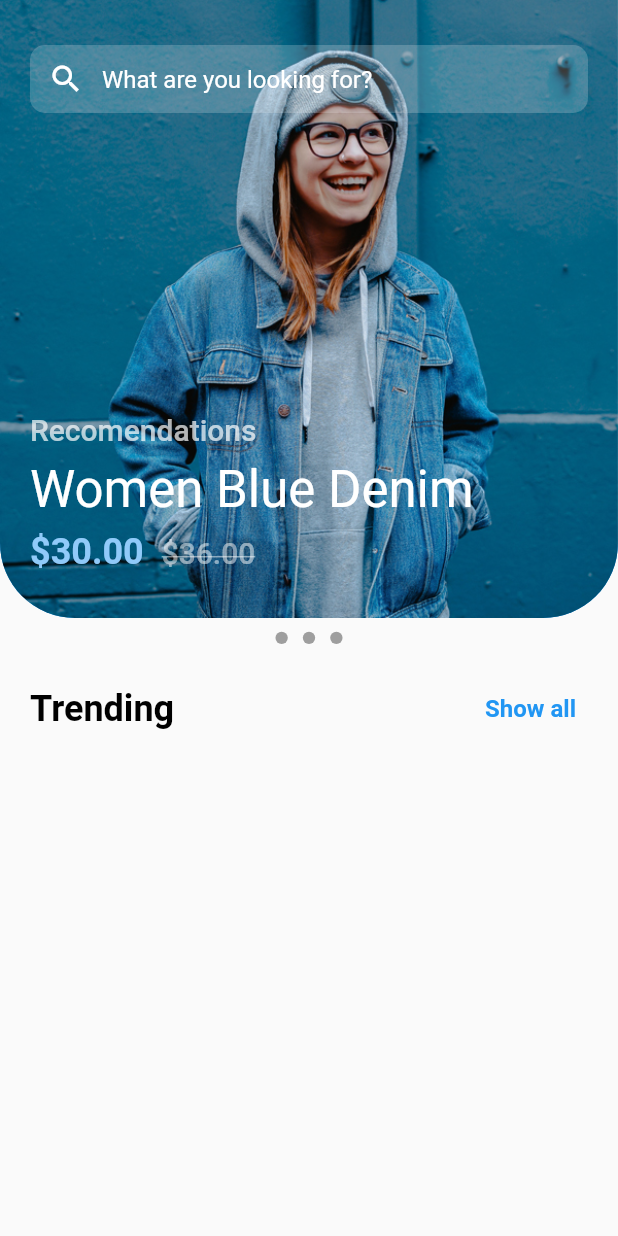
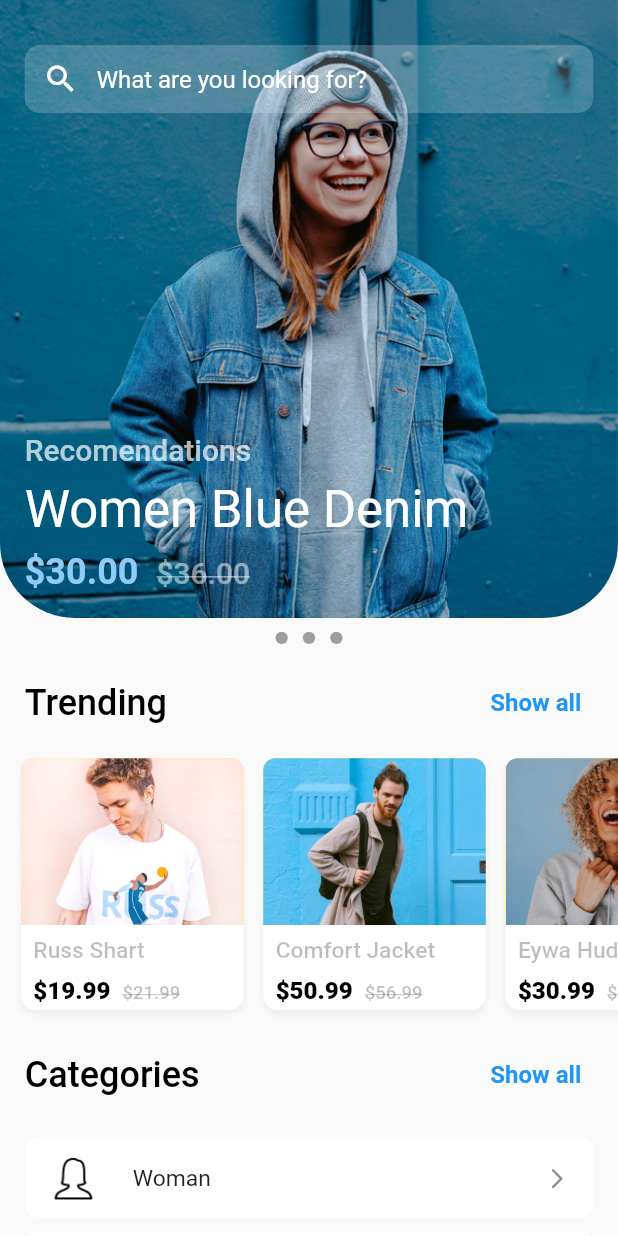
Before and after one commit to shakhboz-dot/getx_responsive_flutter, a Flutter app: the screen it shows after launch, on a phone screen of 412 x 824 dp. Run offline on Flutter 3.47's test engine with Material 2 defaults, Android fonts, the phone set to English and light mode, and no system bars; our stand-ins replace get.

Commit message:
Home page

```diff
--- /dev/null
+++ b/lib/constant/categories_list.dart
@@ -0,0 +1,12 @@
+const List<Map<String, dynamic>> category = [
+  {
+    "gender": "Woman",
+    "count": 728,
+    "image": "assets/users/woman.png",
+  },
+  {
+    "gender": "Man",
+    "count": 536,
+    "image": "assets/users/man.png",
+  },
+];
--- /dev/null
+++ b/lib/constant/clothe_list.dart
@@ -0,0 +1,20 @@
+const List<Map<String, dynamic>> clothes = [
+  {
+    "name": "Russ Shart",
+    "image": "assets/images/first.jpg",
+    "newPrice": "\$19.99",
+    "oldPrice": "\$21.99",
+  },
+  {
+    "name": "Comfort Jacket",
+    "image": "assets/images/second.jpg",
+    "newPrice": "\$50.99",
+    "oldPrice": "\$56.99",
+  },
+  {
+    "name": "Eywa Hudi",
+    "image": "assets/images/third.jpg",
+    "newPrice": "\$30.99",
+    "oldPrice": "\$41.99",
+  },
+];
--- /dev/null
+++ b/lib/screens/built/build_row.dart
@@ -0,0 +1,47 @@
+import 'package:flutter/material.dart';
+import 'package:get/get_utils/src/extensions/context_extensions.dart';
+
+class BuildRow extends StatelessWidget {
+  String? title;
+  String? leading;
+  double horizontal;
+  double vertical;
+  BuildRow({
+    Key? key,
+    this.title,
+    this.leading,
+    required this.horizontal,
+    required this.vertical,
+  }) : super(key: key);
+
+  @override
+  Widget build(BuildContext context) {
+    return Padding(
+      padding: EdgeInsets.symmetric(
+          horizontal: context.width * horizontal,
+          vertical: context.width * vertical),
+      child: Row(
+        mainAxisAlignment: MainAxisAlignment.spaceBetween,
+        children: [
+          Text(
+            title!,
+            style: Theme.of(context)
+                .textTheme
+                .headline5!
+                .copyWith(color: Colors.black, fontWeight: FontWeight.w500),
+          ),
+          TextButton(
+            onPressed: () {},
+            child: Text(
+              leading!,
+              style: Theme.of(context)
+                  .textTheme
+                  .subtitle1!
+                  .copyWith(fontWeight: FontWeight.bold, color: Colors.blue),
+            ),
+          )
+        ],
+      ),
+    );
+  }
+}
--- a/lib/screens/home/home.dart
+++ b/lib/screens/home/home.dart
@@ -1,6 +1,12 @@
 import 'package:flutter/cupertino.dart';
 import 'package:flutter/material.dart';
+import 'package:getx_final/constant/categories_list.dart';
+import 'package:getx_final/constant/clothe_list.dart';
+import 'package:getx_final/screens/built/build_row.dart';
+import 'package:getx_final/screens/secondary/category_list.dart';
+import 'package:getx_final/screens/secondary/clothes_list.dart';
 import 'package:getx_final/screens/secondary/recommendations.dart';
+import 'package:get/get.dart';
 
 class Home extends StatelessWidget {
   const Home({Key? key}) : super(key: key);
@@ -30,38 +36,21 @@ class Home extends StatelessWidget {
                 )
               ],
             ),
-            Padding(
-              padding:
-                  const EdgeInsets.symmetric(horizontal: 20.0, vertical: 10.0),
-              child: Row(
-                mainAxisAlignment: MainAxisAlignment.spaceBetween,
-                children: [
-                  Text(
-                    'Trending',
-                    style: Theme.of(context).textTheme.headline5!.copyWith(
-                        color: Colors.black, fontWeight: FontWeight.bold),
-                  ),
-                  TextButton(
-                    onPressed: () {},
-                    child: Text(
-                      'Show all',
-                      style: Theme.of(context).textTheme.subtitle1!.copyWith(
-                          fontWeight: FontWeight.bold, color: Colors.blue),
-                    ),
-                  )
-                ],
-              ),
+            BuildRow(
+                title: 'Trending',
+                leading: 'Show all',
+                horizontal: 0.04,
+                vertical: 0.015),
+            SizedBox(
+              height: context.height * 0.22,
+              child: const ClothesList(),
             ),
-            Container(
-              height: MediaQuery.of(context).size.height * 0.2,
-              // child: ListView.builder(
-              //   itemBuilder: (context, index) {
-              //     return Container(
-              //       color: Colors.green,
-              //     );
-              //   },
-              // ),
-            )
+            BuildRow(
+                title: 'Categories',
+                leading: 'Show all',
+                horizontal: 0.04,
+                vertical: 0.03),
+            const CategoryList()
           ],
         ),
       ),
--- /dev/null
+++ b/lib/screens/secondary/category_list.dart
@@ -0,0 +1,40 @@
+import 'package:flutter/material.dart';
+import 'package:get/get_utils/src/extensions/context_extensions.dart';
+import 'package:getx_final/constant/categories_list.dart';
+
+class CategoryList extends StatelessWidget {
+  const CategoryList({Key? key}) : super(key: key);
+
+  @override
+  Widget build(BuildContext context) {
+    return Column(
+      children: [
+        ...List.generate(
+          2,
+          (index) => Container(
+            alignment: Alignment.center,
+            margin: EdgeInsets.symmetric(
+                horizontal: context.width * 0.04,
+                vertical: context.height * 0.006),
+            height: context.height * 0.065,
+            decoration: BoxDecoration(
+                color: Colors.white,
+                borderRadius: BorderRadius.circular(context.height * 0.01)),
+            child: ListTile(
+              leading: Image.asset(
+                category[index]['image'],
+                height: context.height * 0.04,
+              ),
+              title: Text(category[index]['gender'],
+                  style: TextStyle(fontSize: context.width * 0.037)),
+              trailing: Icon(
+                Icons.arrow_forward_ios_rounded,
+                size: context.width * 0.04,
+              ),
+            ),
+          ),
+        ),
+      ],
+    );
+  }
+}
--- /dev/null
+++ b/lib/screens/secondary/clothes_list.dart
@@ -0,0 +1,86 @@
+import 'package:flutter/material.dart';
+import 'package:get/get_utils/src/extensions/context_extensions.dart';
+import 'package:getx_final/constant/clothe_list.dart';
+
+class ClothesList extends StatelessWidget {
+  const ClothesList({Key? key}) : super(key: key);
+
+  @override
+  Widget build(BuildContext context) {
+    return ListView.builder(
+      scrollDirection: Axis.horizontal,
+      padding: EdgeInsets.symmetric(horizontal: context.width * 0.018),
+      itemBuilder: (context, index) {
+        return Container(
+          margin: EdgeInsets.all(context.width * 0.016),
+          width: context.width * 0.36,
+          decoration: BoxDecoration(
+            borderRadius: BorderRadius.circular(10.0),
+            color: Colors.white,
+            boxShadow: [
+              BoxShadow(
+                color: Colors.black12.withOpacity(0.05),
+                blurRadius: 3.0,
+                offset: const Offset(0, 3.0),
+              )
+            ],
+          ),
+          child: Column(
+            crossAxisAlignment: CrossAxisAlignment.start,
+            children: [
+              Container(
+                height: context.height * 0.135,
+                decoration: BoxDecoration(
+                  image: DecorationImage(
+                    image: AssetImage(clothes[index]['image']),
+                    fit: BoxFit.cover
+                  ),
+                  color: Colors.yellow,
+                  borderRadius: BorderRadius.only(
+                    topLeft: Radius.circular(context.height * 0.01),
+                    topRight: Radius.circular(context.height * 0.01),
+                  ),
+                ),
+              ),
+              Padding(
+                padding: EdgeInsets.all(context.width * 0.02),
+                child: Text(
+                  clothes[index]['name'],
+                  style: TextStyle(
+                      fontSize: context.width * 0.037,
+                      color: Colors.black26,
+                      fontWeight: FontWeight.w500),
+                ),
+              ),
+              Padding(
+                padding: EdgeInsets.symmetric(horizontal: context.width * 0.02),
+                child: RichText(
+                  text: TextSpan(
+                    text: clothes[index]['newPrice'] + '\t\t',
+                    style: TextStyle(
+                      fontSize: context.width * 0.039,
+                      color: Colors.black,
+                      fontWeight: FontWeight.w900,
+                    ),
+                    children: [
+                      TextSpan(
+                        text: clothes[index]['oldPrice'],
+                        style: TextStyle(
+                          fontSize: context.width * 0.03,
+                          decoration: TextDecoration.lineThrough,
+                          color: Colors.black26,
+                          fontWeight: FontWeight.w500,
+                        ),
+                      )
+                    ],
+                  ),
+                ),
+              )
+            ],
+          ),
+        );
+      },
+      itemCount: clothes.length,
+    );
+  }
+}
--- a/lib/screens/secondary/recommendations.dart
+++ b/lib/screens/secondary/recommendations.dart
@@ -1,25 +1,46 @@
 import 'package:flutter/material.dart';
+import 'package:get/get_utils/src/extensions/context_extensions.dart';
 
 class Recommendation extends StatelessWidget {
-  const Recommendation({Key? key}) : super(key: key);
+  Recommendation({Key? key}) : super(key: key);
+  final PageController _controller = PageController(initialPage: 0);
+  final PageController _textcontroller = PageController(initialPage: 0);
 
   @override
   Widget build(BuildContext context) {
-    return Container(
+    return Stack(
+      children: [
+        Container(
           height: MediaQuery.of(context).size.height * 0.5,
           decoration: const BoxDecoration(
-        color: Colors.blue,
             borderRadius: BorderRadius.only(
               bottomLeft: Radius.circular(50.0),
               bottomRight: Radius.circular(50.0),
             ),
-        image: DecorationImage(
-          image: AssetImage('assets/images/home.jpg'),
+          ),
+          child: PageView.builder(
+            onPageChanged: (value) {
+              getPage(value);
+            },
+            controller: _controller,
+            itemBuilder: (context, index) {
+              return ClipRRect(
+                borderRadius: const BorderRadius.only(
+                  bottomLeft: Radius.circular(50.0),
+                  bottomRight: Radius.circular(50.0),
+                ),
+                child: Image.asset(
+                  'assets/images/home.jpg',
+                  width: context.width,
                   fit: BoxFit.cover,
                 ),
+              );
+            },
           ),
-      child: Padding(
-        padding: const EdgeInsets.symmetric(vertical: 30.0, horizontal: 20.0),
+        ),
+        Padding(
+          padding: EdgeInsets.symmetric(
+              vertical: 30.0, horizontal: context.width * 0.04),
           child: Column(
             mainAxisAlignment: MainAxisAlignment.spaceBetween,
             crossAxisAlignment: CrossAxisAlignment.start,
@@ -40,7 +61,19 @@ class Recommendation extends StatelessWidget {
                   ),
                 ),
               ),
-            Column(
+            ],
+          ),
+        ),
+        Positioned(
+          left: context.width * 0.04,
+          top: context.height * 0.35,
+          child: Container(
+            height: context.height,
+            width: context.width,
+            child: PageView.builder(
+              controller: _textcontroller,
+              itemBuilder: (context, index) {
+                return Column(
                   crossAxisAlignment: CrossAxisAlignment.start,
                   children: [
                     Text(
@@ -65,13 +98,17 @@ class Recommendation extends StatelessWidget {
                         children: [
                           TextSpan(
                             text: '\$30.00\t\t',
-                        style: Theme.of(context).textTheme.headline5!.copyWith(
+                            style: Theme.of(context)
+                                .textTheme
+                                .headline5!
+                                .copyWith(
                                     color: Colors.blue[200],
                                     fontWeight: FontWeight.bold),
                           ),
                           TextSpan(
                             text: '\$36.00',
-                        style: Theme.of(context).textTheme.headline6!.copyWith(
+                            style:
+                                Theme.of(context).textTheme.headline6!.copyWith(
                                       decoration: TextDecoration.lineThrough,
                                       color: Colors.white.withOpacity(0.5),
                                     ),
@@ -80,10 +117,19 @@ class Recommendation extends StatelessWidget {
                       ),
                     )
                   ],
-            )
-          ],
+                );
+              },
             ),
           ),
+        ),
+      ],
     );
   }
+
+  getPage(int page) {
+    _controller.animateToPage(page,
+        duration: Duration(milliseconds: 1000), curve: Curves.decelerate);
+    _textcontroller.animateToPage(page,
+        duration: Duration(milliseconds: 1000), curve: Curves.decelerate);
   }
+}
--- a/pubspec.yaml
+++ b/pubspec.yaml
@@ -34,6 +34,8 @@ dependencies:
   # The following adds the Cupertino Icons font to your application.
   # Use with the CupertinoIcons class for iOS style icons.
   cupertino_icons: ^1.0.2
+  get: any
+  flutter_svg: ^0.23.0+1
 
 dev_dependencies:
   flutter_test:
@@ -60,7 +62,7 @@ flutter:
   # To add assets to your application, add an assets section, like this:
   assets:
     - assets/images/
-  #   - images/a_dot_ham.jpeg
+    - assets/users/
 
   # An image asset can refer to one or more resolution-specific "variants", see
   # https://flutter.dev/assets-and-images/#resolution-aware.
```
Also changed, not shown: assets/images/first.jpg (added), assets/images/second.jpg (added), assets/images/third.jpg (added), assets/users/man.png (added), assets/users/woman.png (added), pubspec.lock. Lines whose indentation alone changed are shown as unchanged.
